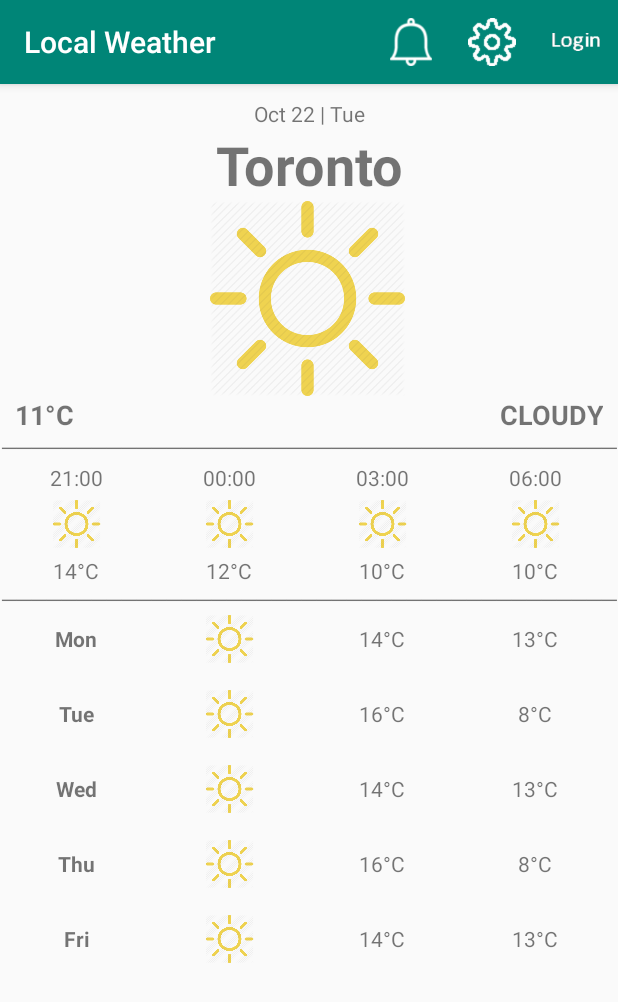
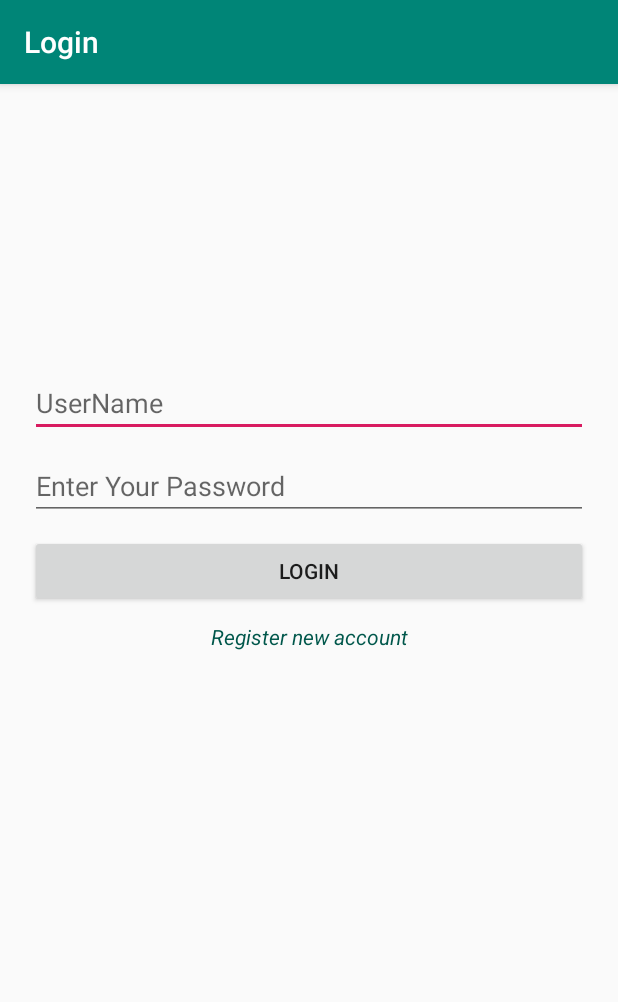
Before and after one commit to gillkashdeep/COMP313-002-TEAM6, an Android app: the screen it shows after launch (HomeActivity before the commit, LoginActivity after it), after a tap on "Go to Login Page", on a phone screen of 412 x 824 dp. Shown: the top 1002 px of the screen. Run offline under Robolectric (Android 15) with nearby library versions, the light colour scheme and no system bars; our stand-ins replace Picasso, Volley; network calls fail; pictures from the network do not load.

Commit message:
Create Login activity and link it to home page; Create Register activity and link it to Login page

```diff
--- a/app/src/main/AndroidManifest.xml
+++ b/app/src/main/AndroidManifest.xml
@@ -12,7 +12,9 @@
         android:supportsRtl="true"
         android:theme="@style/AppTheme"
         android:usesCleartextTraffic="true">
-        <activity android:name=".SettingActivity"></activity>
+        <activity android:name=".RegisterActivity"></activity>
+        <activity android:name=".LoginActivity" />
+        <activity android:name=".SettingActivity" />
         <activity android:name=".NotificationActivity" />
         <activity android:name=".HomeActivity">
             <intent-filter>
--- a/app/src/main/java/com/example/isitraining/HomeActivity.java
+++ b/app/src/main/java/com/example/isitraining/HomeActivity.java
@@ -139,6 +139,7 @@ public class HomeActivity extends AppCompatActivity {
         return true;
     }
 
+    // menu item onclick to different activity
     @Override
     public boolean onOptionsItemSelected(MenuItem item){
         switch (item.getItemId()){
@@ -149,6 +150,10 @@ public class HomeActivity extends AppCompatActivity {
             case R.id.goToSetting:
                 Intent intentSet = new Intent(this,SettingActivity.class);
                 startActivity(intentSet);
+                break;
+            case R.id.goToLogin:
+                Intent intentLogin = new Intent(this,LoginActivity.class);
+                startActivity(intentLogin);
                 break;
             default:
                 return super.onOptionsItemSelected(item);
--- /dev/null
+++ b/app/src/main/java/com/example/isitraining/LoginActivity.java
@@ -0,0 +1,27 @@
+package com.example.isitraining;
+
+import androidx.appcompat.app.AppCompatActivity;
+import androidx.appcompat.widget.Toolbar;
+
+import android.content.Intent;
+import android.os.Bundle;
+import android.view.View;
+
+public class LoginActivity extends AppCompatActivity {
+
+    @Override
+    protected void onCreate(Bundle savedInstanceState) {
+        super.onCreate(savedInstanceState);
+        setContentView(R.layout.activity_login);
+
+        // set toolbar title
+        Toolbar tbLogin = findViewById(R.id.tbLogin);
+        setSupportActionBar(tbLogin);
+        getSupportActionBar().setTitle("Login");
+    }
+
+    public void goToRegisterPage(View view){
+        Intent intentRegister = new Intent(this,RegisterActivity.class);
+        startActivity(intentRegister);
+    }
+}
--- a/app/src/main/java/com/example/isitraining/SettingActivity.java
+++ b/app/src/main/java/com/example/isitraining/SettingActivity.java
@@ -13,8 +13,8 @@ public class SettingActivity extends AppCompatActivity {
         setContentView(R.layout.activity_setting);
 
         // set toolbar title
-        Toolbar tbHome = findViewById(R.id.tbSet);
-        setSupportActionBar(tbHome);
+        Toolbar tbSet = findViewById(R.id.tbSet);
+        setSupportActionBar(tbSet);
         getSupportActionBar().setTitle("Setting");
     }
 }
--- /dev/null
+++ b/app/src/main/res/layout/activity_login.xml
@@ -0,0 +1,53 @@
+<?xml version="1.0" encoding="utf-8"?>
+<LinearLayout xmlns:android="http://schemas.android.com/apk/res/android"
+    xmlns:app="http://schemas.android.com/apk/res-auto"
+    xmlns:tools="http://schemas.android.com/tools"
+    android:layout_width="match_parent"
+    android:layout_height="match_parent"
+    android:orientation="vertical"
+    tools:context=".LoginActivity">
+
+    <include
+        android:id="@+id/tbLogin"
+        layout="@layout/toolbar" />
+
+    <EditText
+        android:id="@+id/txtUser"
+        android:layout_width="match_parent"
+        android:layout_height="wrap_content"
+        android:layout_marginTop="190dp"
+        android:layout_marginLeft="20dp"
+        android:layout_marginRight="20dp"
+        android:hint="UserName"/>
+
+    <EditText
+        android:id="@+id/txtPassword"
+        android:layout_width="match_parent"
+        android:layout_height="wrap_content"
+        android:layout_marginTop="10dp"
+        android:layout_marginLeft="20dp"
+        android:layout_marginRight="20dp"
+        android:hint="Enter Your Password"/>
+    <Button
+        android:id="@+id/btnLogin"
+        android:layout_width="match_parent"
+        android:layout_height="wrap_content"
+        android:text="Login"
+        android:layout_marginTop="10dp"
+        android:layout_marginLeft="20dp"
+        android:layout_marginRight="20dp"/>
+
+    <TextView
+        android:id="@+id/txtTermsConditions"
+        android:layout_width="match_parent"
+        android:layout_height="wrap_content"
+        android:clickable="true"
+        android:focusable="true"
+        android:layout_marginTop="10dp"
+        android:onClick="goToRegisterPage"
+        android:text="Register new account"
+        android:textAlignment="center"
+        android:textColor="@color/colorPrimaryDark"
+        android:textStyle="italic" />
+
+</LinearLayout>
```
Also changed, not shown: app/src/main/java/com/example/isitraining/RegisterActivity.java (renamed from app/src/main/java/com/example/isitraining/NotificationActivity.java, +5 -5 lines), app/src/main/res/layout/activity_register.xml (added, +13 -0 lines).
